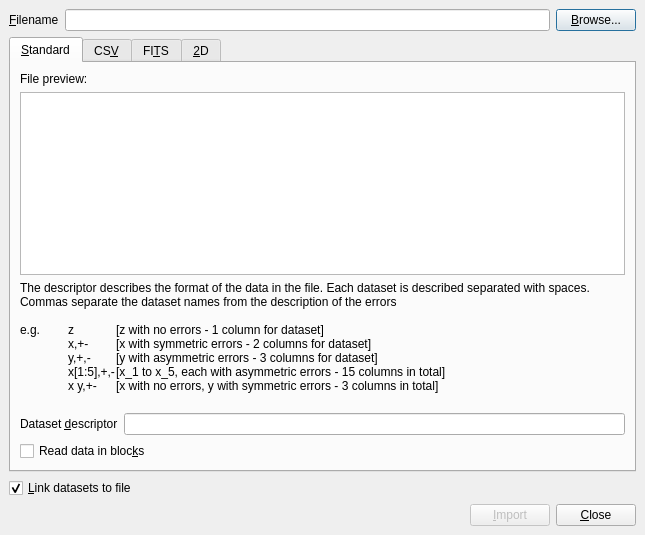
First picture: the form in dialogs/import.ui, repository veusz/veusz, before the edit.
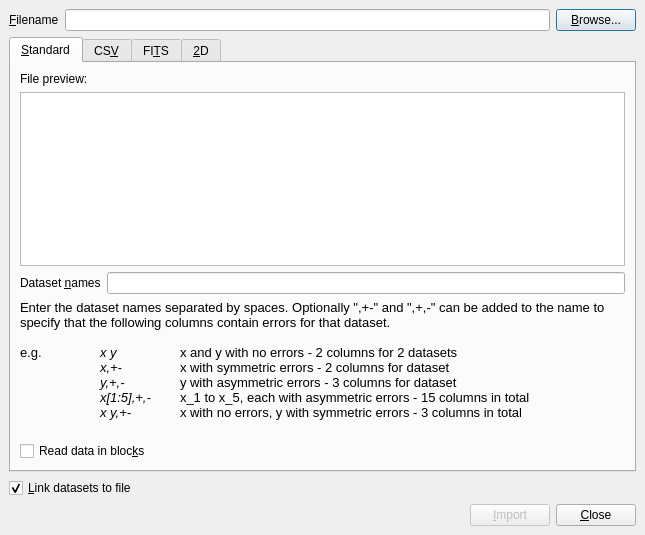
Second picture: the form after the edit.

Commit message: Improve import dialog text

The edit to the form file:
```diff
--- a/dialogs/import.ui
+++ b/dialogs/import.ui
@@ -130,29 +130,6 @@
          </property>
         </widget>
        </item>
-       <item>
-        <widget class="QLabel" name="label_3" >
-         <property name="sizePolicy" >
-          <sizepolicy vsizetype="Preferred" hsizetype="Preferred" >
-           <horstretch>0</horstretch>
-           <verstretch>0</verstretch>
-          </sizepolicy>
-         </property>
-         <property name="text" >
-          <string>The descriptor describes the format of the data in the file. Each dataset is described separated with spaces. Commas separate the dataset names from the description of the errors
-
-e.g.	z	[z with no errors - 1 column for dataset]
-	x,+-	[x with symmetric errors - 2 columns for dataset]
-	y,+,-	[y with asymmetric errors - 3 columns for dataset]
-	x[1:5],+,-	[x_1 to x_5, each with asymmetric errors - 15 columns in total]
-	x y,+-	[x with no errors, y with symmetric errors - 3 columns in total]
-</string>
-         </property>
-         <property name="wordWrap" >
-          <bool>true</bool>
-         </property>
-        </widget>
-       </item>
        <item>
         <layout class="QHBoxLayout" >
          <property name="spacing" >
@@ -173,7 +150,7 @@
          <item>
           <widget class="QLabel" name="label_2" >
            <property name="text" >
-            <string>Dataset &amp;descriptor</string>
+            <string>Dataset &amp;names</string>
            </property>
            <property name="buddy" >
             <cstring>descriptoredit</cstring>
@@ -189,6 +166,33 @@
          </item>
         </layout>
        </item>
+       <item>
+        <widget class="QLabel" name="label_3" >
+         <property name="sizePolicy" >
+          <sizepolicy vsizetype="Preferred" hsizetype="Preferred" >
+           <horstretch>0</horstretch>
+           <verstretch>0</verstretch>
+          </sizepolicy>
+         </property>
+         <property name="text" >
+          <string>&lt;!DOCTYPE HTML PUBLIC "-//W3C//DTD HTML 4.0//EN" "http://www.w3.org/TR/REC-html40/strict.dtd">
+&lt;html>&lt;head>&lt;meta name="qrichtext" content="1" />&lt;style type="text/css">
+p, li { white-space: pre-wrap; }
+&lt;/style>&lt;/head>&lt;body style=" font-family:'Sans Serif'; font-size:10pt; font-weight:400; font-style:normal;">
+&lt;p style=" margin-top:0px; margin-bottom:0px; margin-left:0px; margin-right:0px; -qt-block-indent:0; text-indent:0px;">Enter the dataset names separated by spaces. Optionally ",+-" and ",+,-" can be added to the name to specify that the following columns contain errors for that dataset.&lt;/p>
+&lt;p style="-qt-paragraph-type:empty; margin-top:0px; margin-bottom:0px; margin-left:0px; margin-right:0px; -qt-block-indent:0; text-indent:0px;">&lt;/p>
+&lt;p style=" margin-top:0px; margin-bottom:0px; margin-left:0px; margin-right:0px; -qt-block-indent:0; text-indent:0px;">e.g.	&lt;span style=" font-style:italic;">x y&lt;/span>	x and y with no errors - 2 columns for 2 datasets&lt;/p>
+&lt;p style=" margin-top:0px; margin-bottom:0px; margin-left:0px; margin-right:0px; -qt-block-indent:0; text-indent:0px;">	&lt;span style=" font-style:italic;">x,+-&lt;/span>	x with symmetric errors - 2 columns for dataset&lt;/p>
+&lt;p style=" margin-top:0px; margin-bottom:0px; margin-left:0px; margin-right:0px; -qt-block-indent:0; text-indent:0px;">	&lt;span style=" font-style:italic;">y,+,-&lt;/span>	y with asymmetric errors - 3 columns for dataset&lt;/p>
+&lt;p style=" margin-top:0px; margin-bottom:0px; margin-left:0px; margin-right:0px; -qt-block-indent:0; text-indent:0px;">	&lt;span style=" font-style:italic;">x[1:5],+,-&lt;/span>	x_1 to x_5, each with asymmetric errors - 15 columns in total&lt;/p>
+&lt;p style=" margin-top:0px; margin-bottom:0px; margin-left:0px; margin-right:0px; -qt-block-indent:0; text-indent:0px;">	&lt;span style=" font-style:italic;">x y,+-&lt;/span>	x with no errors, y with symmetric errors - 3 columns in total&lt;/p>
+&lt;p style="-qt-paragraph-type:empty; margin-top:0px; margin-bottom:0px; margin-left:0px; margin-right:0px; -qt-block-indent:0; text-indent:0px;">&lt;/p>&lt;/body>&lt;/html></string>
+         </property>
+         <property name="wordWrap" >
+          <bool>true</bool>
+         </property>
+        </widget>
+       </item>
        <item>
         <widget class="QCheckBox" name="blockcheckbox" >
          <property name="toolTip" >
```
Left out of the diff: 189 changed lines with no effect on the pictures.
